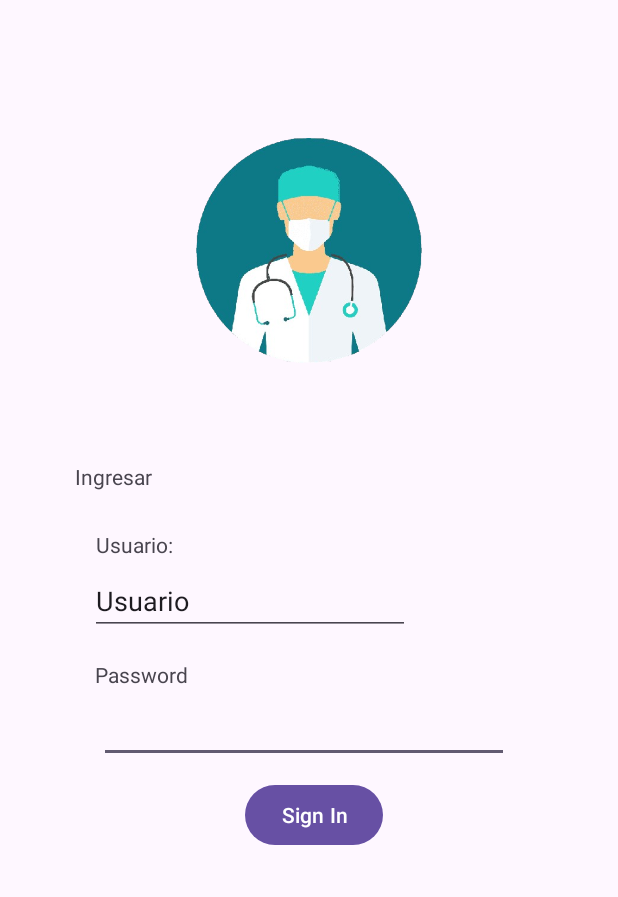
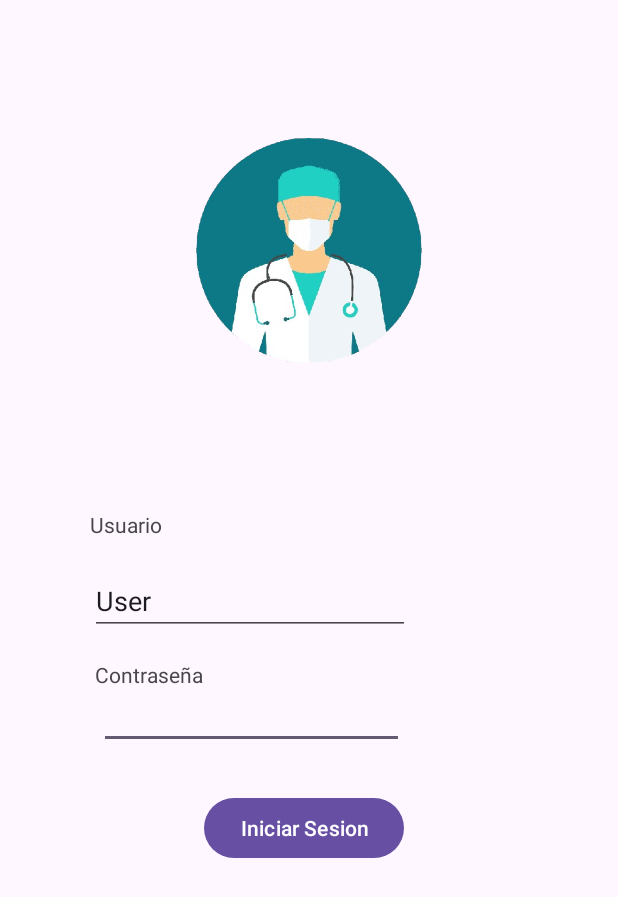
Before and after one commit to JesusEd5463/Mediplus, an Android app: the screen it shows after launch (MainActivity), on a phone screen of 412 x 824 dp. Shown: the top 897 px of the screen. Run offline under Robolectric (Android 15) with nearby library versions, the phone set to English and light mode, and no system bars.

Commit message:
Cambios visuales

```diff
--- a/app/build.gradle.kts
+++ b/app/build.gradle.kts
@@ -37,4 +37,5 @@ dependencies {
     testImplementation(libs.junit)
     androidTestImplementation(libs.ext.junit)
     androidTestImplementation(libs.espresso.core)
+
 }
--- a/app/src/main/java/com/grupo3/myapplication/CitasReservadas.java
+++ b/app/src/main/java/com/grupo3/myapplication/CitasReservadas.java
@@ -15,7 +15,7 @@ public class CitasReservadas extends AppCompatActivity {
         super.onCreate(savedInstanceState);
         EdgeToEdge.enable(this);
         setContentView(R.layout.activity_citas_reservadas);
-        ViewCompat.setOnApplyWindowInsetsListener(findViewById(R.id.main), (v, insets) -> {
+        ViewCompat.setOnApplyWindowInsetsListener(findViewById(R.id.escenario), (v, insets) -> {
             Insets systemBars = insets.getInsets(WindowInsetsCompat.Type.systemBars());
             v.setPadding(systemBars.left, systemBars.top, systemBars.right, systemBars.bottom);
             return insets;
--- a/app/src/main/java/com/grupo3/myapplication/MainActivity.java
+++ b/app/src/main/java/com/grupo3/myapplication/MainActivity.java
@@ -11,10 +11,10 @@ import androidx.appcompat.app.AppCompatActivity;
 import androidx.core.graphics.Insets;
 import androidx.core.view.ViewCompat;
 import androidx.core.view.WindowInsetsCompat;
+import androidx.fragment.app.FragmentManager;
 
 public class MainActivity extends AppCompatActivity {
 
-    Button btn_sign_in;
     @SuppressLint("MissingInflatedId")
     @Override
     protected void onCreate(Bundle savedInstanceState) {
@@ -22,15 +22,10 @@ public class MainActivity extends AppCompatActivity {
         EdgeToEdge.enable(this);
         setContentView(R.layout.activity_main);
 
-        btn_sign_in=(Button)findViewById(R.id.btn_sign_in);
 
-        btn_sign_in.setOnClickListener(new View.OnClickListener() {
-            @Override
-            public void onClick(View v) {
-                Intent i=new Intent(MainActivity.this, Perfil.class);
-                startActivity(i);
-            }
-        });
+        FragmentManager fm = getSupportFragmentManager();
+        fm.beginTransaction().replace(R.id.escenario, new SesionFragment()).commit();
+
 
 
     }
--- a/app/src/main/java/com/grupo3/myapplication/Pago.java
+++ b/app/src/main/java/com/grupo3/myapplication/Pago.java
@@ -15,7 +15,7 @@ public class Pago extends AppCompatActivity {
         super.onCreate(savedInstanceState);
         EdgeToEdge.enable(this);
         setContentView(R.layout.activity_pago);
-        ViewCompat.setOnApplyWindowInsetsListener(findViewById(R.id.main), (v, insets) -> {
+        ViewCompat.setOnApplyWindowInsetsListener(findViewById(R.id.escenario), (v, insets) -> {
             Insets systemBars = insets.getInsets(WindowInsetsCompat.Type.systemBars());
             v.setPadding(systemBars.left, systemBars.top, systemBars.right, systemBars.bottom);
             return insets;
--- a/app/src/main/java/com/grupo3/myapplication/Reservacion2.java
+++ b/app/src/main/java/com/grupo3/myapplication/Reservacion2.java
@@ -15,7 +15,7 @@ public class Reservacion2 extends AppCompatActivity {
         super.onCreate(savedInstanceState);
         EdgeToEdge.enable(this);
         setContentView(R.layout.activity_reservacion2);
-        ViewCompat.setOnApplyWindowInsetsListener(findViewById(R.id.main), (v, insets) -> {
+        ViewCompat.setOnApplyWindowInsetsListener(findViewById(R.id.escenario), (v, insets) -> {
             Insets systemBars = insets.getInsets(WindowInsetsCompat.Type.systemBars());
             v.setPadding(systemBars.left, systemBars.top, systemBars.right, systemBars.bottom);
             return insets;
--- /dev/null
+++ b/app/src/main/java/com/grupo3/myapplication/SesionFragment.java
@@ -0,0 +1,21 @@
+package com.grupo3.myapplication;
+
+import android.os.Bundle;
+
+import androidx.fragment.app.Fragment;
+
+import android.view.LayoutInflater;
+import android.view.View;
+import android.view.ViewGroup;
+
+public class SesionFragment extends Fragment {
+
+    @Override
+    public View onCreateView(LayoutInflater inflater, ViewGroup container,
+                             Bundle savedInstanceState) {
+        // Inflate the layout for this fragment
+        return inflater.inflate(R.layout.fragment_sesion, container, false);
+    }
+
+
+}
--- a/app/src/main/res/layout/activity_citas_reservadas.xml
+++ b/app/src/main/res/layout/activity_citas_reservadas.xml
@@ -2,7 +2,7 @@
 <androidx.constraintlayout.widget.ConstraintLayout xmlns:android="http://schemas.android.com/apk/res/android"
     xmlns:app="http://schemas.android.com/apk/res-auto"
     xmlns:tools="http://schemas.android.com/tools"
-    android:id="@+id/main"
+    android:id="@+id/escenario"
     android:layout_width="match_parent"
     android:layout_height="match_parent"
     tools:context=".CitasReservadas">
--- a/app/src/main/res/layout/activity_main.xml
+++ b/app/src/main/res/layout/activity_main.xml
@@ -2,85 +2,10 @@
 <androidx.constraintlayout.widget.ConstraintLayout xmlns:android="http://schemas.android.com/apk/res/android"
     xmlns:app="http://schemas.android.com/apk/res-auto"
     xmlns:tools="http://schemas.android.com/tools"
-    android:id="@+id/main"
+    android:id="@+id/escenario"
     android:layout_width="match_parent"
     android:layout_height="match_parent"
     tools:context=".MainActivity">
 
-    <ImageView
-        android:id="@+id/imageView2"
-        android:layout_width="261dp"
-        android:layout_height="226dp"
-        android:layout_marginStart="75dp"
-        android:layout_marginTop="54dp"
-        app:layout_constraintStart_toStartOf="parent"
-        app:layout_constraintTop_toTopOf="parent"
-        app:srcCompat="@drawable/gratis_png_medico_cirujano_cirujano_cuidado_de_la_salud_doctor_de_medicina_doctor_removebg_preview" />
-
-    <TextView
-        android:id="@+id/textView"
-        android:layout_width="wrap_content"
-        android:layout_height="wrap_content"
-        android:layout_marginStart="50dp"
-        android:layout_marginTop="308dp"
-        android:text="Ingresar"
-        app:layout_constraintStart_toStartOf="parent"
-        app:layout_constraintTop_toTopOf="parent" />
-
-    <Button
-        android:id="@+id/btn_sign_in"
-        android:layout_width="wrap_content"
-        android:layout_height="wrap_content"
-        android:layout_marginStart="163dp"
-        android:layout_marginTop="519dp"
-        android:text="@string/sign_in"
-        app:layout_constraintStart_toStartOf="parent"
-        app:layout_constraintTop_toTopOf="parent" />
-
-    <TextView
-        android:id="@+id/textView2"
-        android:layout_width="wrap_content"
-        android:layout_height="wrap_content"
-        android:layout_marginStart="63dp"
-        android:layout_marginTop="440dp"
-        android:text="Password"
-        app:layout_constraintStart_toStartOf="parent"
-        app:layout_constraintTop_toTopOf="parent" />
-
-    <TextView
-        android:id="@+id/textView2"
-        android:layout_width="wrap_content"
-        android:layout_height="wrap_content"
-        android:layout_marginStart="64dp"
-        android:layout_marginTop="353dp"
-        android:layout_marginBottom="359dp"
-        android:text="Usuario:"
-        app:layout_constraintBottom_toBottomOf="parent"
-        app:layout_constraintStart_toStartOf="parent"
-        app:layout_constraintTop_toTopOf="parent"
-        app:layout_constraintVertical_bias="0.0" />
-
-    <EditText
-        android:id="@+id/contraseña"
-        android:layout_width="273dp"
-        android:layout_height="39dp"
-        android:layout_marginStart="66dp"
-        android:layout_marginTop="469dp"
-        android:ems="10"
-        android:inputType="textPassword"
-        app:layout_constraintStart_toStartOf="parent"
-        app:layout_constraintTop_toTopOf="parent" />
-
-    <EditText
-        android:id="@+id/usuario"
-        android:layout_width="wrap_content"
-        android:layout_height="wrap_content"
-        android:layout_marginStart="60dp"
-        android:layout_marginTop="378dp"
-        android:ems="10"
-        android:inputType="text"
-        android:text="Usuario"
-        app:layout_constraintStart_toStartOf="parent"
-        app:layout_constraintTop_toTopOf="parent" />
 
 </androidx.constraintlayout.widget.ConstraintLayout>
--- a/app/src/main/res/layout/activity_pago.xml
+++ b/app/src/main/res/layout/activity_pago.xml
@@ -2,7 +2,7 @@
 <androidx.constraintlayout.widget.ConstraintLayout xmlns:android="http://schemas.android.com/apk/res/android"
     xmlns:app="http://schemas.android.com/apk/res-auto"
     xmlns:tools="http://schemas.android.com/tools"
-    android:id="@+id/main"
+    android:id="@+id/escenario"
     android:layout_width="match_parent"
     android:layout_height="match_parent"
     tools:context=".Pago">
--- a/app/src/main/res/layout/activity_perfil.xml
+++ b/app/src/main/res/layout/activity_perfil.xml
@@ -2,7 +2,7 @@
 <androidx.constraintlayout.widget.ConstraintLayout xmlns:android="http://schemas.android.com/apk/res/android"
     xmlns:app="http://schemas.android.com/apk/res-auto"
     xmlns:tools="http://schemas.android.com/tools"
-    android:id="@+id/main"
+    android:id="@+id/escenario"
     android:layout_width="match_parent"
     android:layout_height="match_parent"
     tools:context=".Perfil">
--- a/app/src/main/res/layout/activity_reservacion1.xml
+++ b/app/src/main/res/layout/activity_reservacion1.xml
@@ -2,7 +2,7 @@
 <androidx.constraintlayout.widget.ConstraintLayout xmlns:android="http://schemas.android.com/apk/res/android"
     xmlns:app="http://schemas.android.com/apk/res-auto"
     xmlns:tools="http://schemas.android.com/tools"
-    android:id="@+id/main"
+    android:id="@+id/escenario"
     android:layout_width="match_parent"
     android:layout_height="match_parent"
     tools:context=".Reservacion1">
--- a/app/src/main/res/layout/activity_reservacion2.xml
+++ b/app/src/main/res/layout/activity_reservacion2.xml
@@ -2,7 +2,7 @@
 <androidx.constraintlayout.widget.ConstraintLayout xmlns:android="http://schemas.android.com/apk/res/android"
     xmlns:app="http://schemas.android.com/apk/res-auto"
     xmlns:tools="http://schemas.android.com/tools"
-    android:id="@+id/main"
+    android:id="@+id/escenario"
     android:layout_width="match_parent"
     android:layout_height="match_parent"
     tools:context=".Reservacion2">
--- /dev/null
+++ b/app/src/main/res/layout/fragment_sesion.xml
@@ -0,0 +1,74 @@
+<?xml version="1.0" encoding="utf-8"?>
+<androidx.constraintlayout.widget.ConstraintLayout xmlns:android="http://schemas.android.com/apk/res/android"
+    xmlns:app="http://schemas.android.com/apk/res-auto"
+    xmlns:tools="http://schemas.android.com/tools"
+    android:id="@+id/frameLayout"
+    android:layout_width="match_parent"
+    android:layout_height="match_parent"
+    tools:context=".SesionFragment">
+
+    <Button
+        android:id="@+id/btn_sesion"
+        android:layout_width="wrap_content"
+        android:layout_height="wrap_content"
+        android:layout_marginStart="136dp"
+        android:layout_marginTop="528dp"
+        android:text="@string/iniciar_sesion"
+        app:layout_constraintStart_toStartOf="parent"
+        app:layout_constraintTop_toTopOf="parent" />
+
+    <ImageView
+        android:id="@+id/imageView2"
+        android:layout_width="261dp"
+        android:layout_height="226dp"
+        android:layout_marginStart="75dp"
+        android:layout_marginTop="54dp"
+        app:layout_constraintStart_toStartOf="parent"
+        app:layout_constraintTop_toTopOf="parent"
+        app:srcCompat="@drawable/gratis_png_medico_cirujano_cirujano_cuidado_de_la_salud_doctor_de_medicina_doctor_removebg_preview" />
+
+    <EditText
+        android:id="@+id/txtPsw"
+        android:layout_width="203dp"
+        android:layout_height="30dp"
+        android:layout_marginStart="66dp"
+        android:layout_marginTop="469dp"
+        android:ems="10"
+        android:inputType="textPassword"
+        app:layout_constraintStart_toStartOf="parent"
+        app:layout_constraintTop_toTopOf="parent" />
+
+
+    <TextView
+        android:id="@+id/textView2"
+        android:layout_width="wrap_content"
+        android:layout_height="wrap_content"
+        android:layout_marginStart="63dp"
+        android:layout_marginTop="440dp"
+        android:text="@string/contrase_a"
+        app:layout_constraintStart_toStartOf="parent"
+        app:layout_constraintTop_toTopOf="parent" />
+
+    <TextView
+        android:id="@+id/textView"
+        android:layout_width="wrap_content"
+        android:layout_height="wrap_content"
+        android:layout_marginStart="60dp"
+        android:layout_marginTop="340dp"
+        android:text="@string/user"
+        app:layout_constraintStart_toStartOf="parent"
+        app:layout_constraintTop_toTopOf="parent" />
+
+    <EditText
+        android:id="@+id/txtUser"
+        android:layout_width="wrap_content"
+        android:layout_height="wrap_content"
+        android:layout_marginStart="60dp"
+        android:layout_marginTop="378dp"
+        android:ems="10"
+        android:inputType="text"
+        android:text="User"
+        app:layout_constraintStart_toStartOf="parent"
+        app:layout_constraintTop_toTopOf="parent" />
+
+</androidx.constraintlayout.widget.ConstraintLayout>
--- a/app/src/main/res/values/strings.xml
+++ b/app/src/main/res/values/strings.xml
@@ -1,4 +1,10 @@
 <resources>
     <string name="app_name">Mediplus</string>
     <string name="sign_in">Sign In</string>
+    <!-- TODO: Remove or change this placeholder text -->
+    <string name="hello_blank_fragment">Hello blank fragment</string>
+    <string name="user">Usuario</string>
+    <string name="contrase_a">Contraseña</string>
+    <string name="iniciar_sesion">Iniciar Sesion</string>
+    <string name="usuario">Usuario</string>
 </resources>
```
